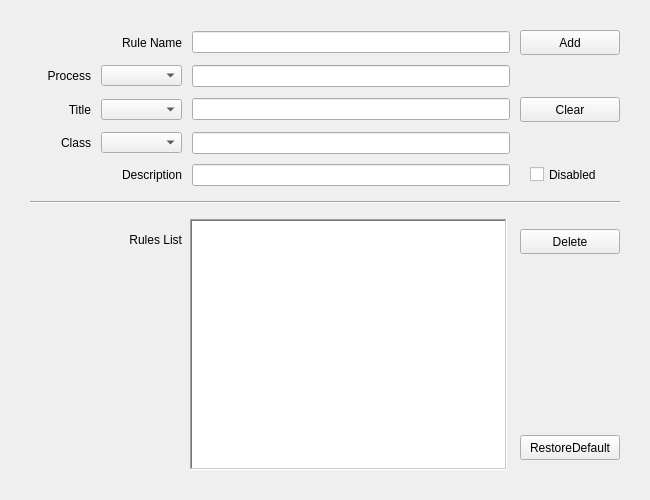
Above: QKeyMapper/qignorewindowinfolistdialog.ui from Zalafina/QKeyMapper before the change. Below: the same form after it.
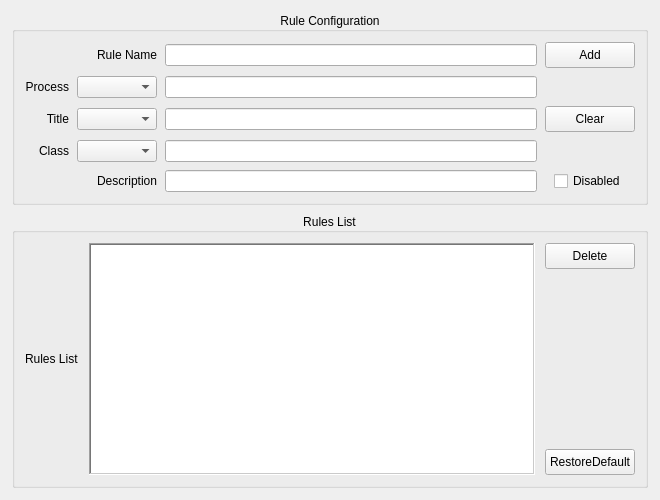
That is the form after the change.

Commit message: refactor(ui): modernize Batch 2A dialog layouts and enforce GroupBox standards

The edit to the form file:
```diff
--- a/QKeyMapper/qignorewindowinfolistdialog.ui
+++ b/QKeyMapper/qignorewindowinfolistdialog.ui
@@ -6,69 +6,65 @@
    <rect>
     <x>0</x>
     <y>0</y>
-    <width>650</width>
+    <width>660</width>
     <height>500</height>
    </rect>
   </property>
+  <property name="sizePolicy">
+   <sizepolicy hsizetype="Preferred" vsizetype="Preferred">
+    <horstretch>0</horstretch>
+    <verstretch>0</verstretch>
+   </sizepolicy>
+  </property>
+  <property name="minimumSize">
+   <size>
+    <width>600</width>
+    <height>480</height>
+   </size>
+  </property>
   <property name="windowTitle">
    <string>Ignore Rules List</string>
   </property>
   <layout class="QVBoxLayout" name="verticalLayout_4">
    <property name="spacing">
-    <number>15</number>
+    <number>8</number>
    </property>
    <property name="leftMargin">
-    <number>30</number>
+    <number>12</number>
    </property>
    <property name="topMargin">
-    <number>30</number>
+    <number>12</number>
    </property>
    <property name="rightMargin">
-    <number>30</number>
+    <number>12</number>
    </property>
    <property name="bottomMargin">
-    <number>30</number>
+    <number>12</number>
    </property>
    <item>
-    <layout class="QGridLayout" name="gridLayout">
-     <property name="spacing">
-      <number>10</number>
-     </property>
-     <item row="1" column="2">
-      <widget class="QLineEdit" name="ruleProcessNameLineEdit">
-       <property name="focusPolicy">
-        <enum>Qt::FocusPolicy::ClickFocus</enum>
-       </property>
-      </widget>
-     </item>
-     <item row="2" column="0">
-      <widget class="QLabel" name="ruleWindowTitleLabel">
-       <property name="sizePolicy">
-        <sizepolicy hsizetype="Fixed" vsizetype="Fixed">
-         <horstretch>0</horstretch>
-         <verstretch>0</verstretch>
-        </sizepolicy>
-       </property>
-       <property name="minimumSize">
-        <size>
-         <width>61</width>
-         <height>21</height>
-        </size>
-       </property>
-       <property name="maximumSize">
-        <size>
-         <width>61</width>
-         <height>21</height>
-        </size>
-       </property>
-       <property name="text">
-        <string>Title</string>
+    <widget class="QGroupBox" name="ruleEditGroupBox">
+     <property name="title">
+      <string>Rule Configuration</string>
        </property>
        <property name="alignment">
-        <set>Qt::AlignmentFlag::AlignRight|Qt::AlignmentFlag::AlignTrailing|Qt::AlignmentFlag::AlignVCenter</set>
-       </property>
-      </widget>
-     </item>
+      <set>Qt::AlignmentFlag::AlignCenter</set>
+     </property>
+     <layout class="QGridLayout" name="ruleEditGridLayout">
+      <property name="spacing">
+       <number>8</number>
+      </property>
+      <property name="leftMargin">
+       <number>10</number>
+      </property>
+      <property name="topMargin">
+       <number>10</number>
+      </property>
+      <property name="rightMargin">
+       <number>10</number>
+      </property>
+      <property name="bottomMargin">
+       <number>10</number>
+      </property>
      <item row="0" column="0" colspan="2">
       <widget class="QLabel" name="ruleNameLabel">
        <property name="text">
@@ -79,44 +75,6 @@
        </property>
       </widget>
      </item>
-     <item row="4" column="2">
-      <widget class="QLineEdit" name="ruleDescriptionLineEdit">
-       <property name="focusPolicy">
-        <enum>Qt::FocusPolicy::ClickFocus</enum>
-       </property>
-      </widget>
-     </item>
-     <item row="2" column="1">
-      <widget class="QComboBox" name="ruleWindowTitleMatchTypeComboBox">
-       <property name="sizePolicy">
-        <sizepolicy hsizetype="Fixed" vsizetype="Fixed">
-         <horstretch>0</horstretch>
-         <verstretch>0</verstretch>
-        </sizepolicy>
-       </property>
-       <property name="minimumSize">
-        <size>
-         <width>81</width>
-         <height>21</height>
-        </size>
-       </property>
-       <property name="maximumSize">
-        <size>
-         <width>81</width>
-         <height>21</height>
-        </size>
-       </property>
-       <property name="focusPolicy">
-        <enum>Qt::FocusPolicy::NoFocus</enum>
-       </property>
-       <property name="currentText">
-        <string/>
-       </property>
-       <property name="currentIndex">
-        <number>-1</number>
-       </property>
-      </widget>
-     </item>
      <item row="0" column="2">
       <widget class="QLineEdit" name="ruleNameLineEdit">
        <property name="focusPolicy">
@@ -124,24 +82,41 @@
        </property>
       </widget>
      </item>
+      <item row="0" column="3" alignment="Qt::AlignmentFlag::AlignHCenter">
+       <widget class="QPushButton" name="saveRuleButton">
+        <property name="minimumSize">
+         <size>
+          <width>90</width>
+          <height>26</height>
+         </size>
+        </property>
+        <property name="focusPolicy">
+         <enum>Qt::FocusPolicy::NoFocus</enum>
+        </property>
+        <property name="text">
+         <string>Add</string>
+        </property>
+        <property name="autoDefault">
+         <bool>false</bool>
+        </property>
+       </widget>
+      </item>
+      <item row="1" column="0">
+       <widget class="QLabel" name="ruleProcessNameLabel">
+        <property name="text">
+         <string>Process</string>
+        </property>
+        <property name="alignment">
+         <set>Qt::AlignmentFlag::AlignRight|Qt::AlignmentFlag::AlignTrailing|Qt::AlignmentFlag::AlignVCenter</set>
+        </property>
+       </widget>
+      </item>
      <item row="1" column="1">
       <widget class="QComboBox" name="ruleProcessNameMatchTypeComboBox">
-       <property name="sizePolicy">
-        <sizepolicy hsizetype="Fixed" vsizetype="Fixed">
-         <horstretch>0</horstretch>
-         <verstretch>0</verstretch>
-        </sizepolicy>
-       </property>
        <property name="minimumSize">
         <size>
-         <width>81</width>
-         <height>21</height>
-        </size>
-       </property>
-       <property name="maximumSize">
-        <size>
-         <width>81</width>
-         <height>21</height>
+          <width>80</width>
+          <height>0</height>
         </size>
        </property>
        <property name="focusPolicy">
@@ -155,24 +130,29 @@
        </property>
       </widget>
      </item>
-     <item row="3" column="1">
-      <widget class="QComboBox" name="ruleClassNameMatchTypeComboBox">
-       <property name="sizePolicy">
-        <sizepolicy hsizetype="Fixed" vsizetype="Fixed">
-         <horstretch>0</horstretch>
-         <verstretch>0</verstretch>
-        </sizepolicy>
-       </property>
+      <item row="1" column="2">
+       <widget class="QLineEdit" name="ruleProcessNameLineEdit">
+        <property name="focusPolicy">
+         <enum>Qt::FocusPolicy::ClickFocus</enum>
+        </property>
+       </widget>
+      </item>
+      <item row="2" column="0">
+       <widget class="QLabel" name="ruleWindowTitleLabel">
+        <property name="text">
+         <string>Title</string>
+        </property>
+        <property name="alignment">
+         <set>Qt::AlignmentFlag::AlignRight|Qt::AlignmentFlag::AlignTrailing|Qt::AlignmentFlag::AlignVCenter</set>
+        </property>
+       </widget>
+      </item>
+      <item row="2" column="1">
+       <widget class="QComboBox" name="ruleWindowTitleMatchTypeComboBox">
        <property name="minimumSize">
         <size>
          <width>80</width>
-         <height>21</height>
-        </size>
-       </property>
-       <property name="maximumSize">
-        <size>
-         <width>81</width>
-         <height>21</height>
+          <height>0</height>
         </size>
        </property>
        <property name="focusPolicy">
@@ -193,92 +173,27 @@
        </property>
       </widget>
      </item>
-     <item row="1" column="0">
-      <widget class="QLabel" name="ruleProcessNameLabel">
-       <property name="sizePolicy">
-        <sizepolicy hsizetype="Fixed" vsizetype="Fixed">
-         <horstretch>0</horstretch>
-         <verstretch>0</verstretch>
-        </sizepolicy>
-       </property>
+      <item row="2" column="3" alignment="Qt::AlignmentFlag::AlignHCenter">
+       <widget class="QPushButton" name="clearRuleButton">
        <property name="minimumSize">
         <size>
-         <width>61</width>
-         <height>21</height>
-        </size>
-       </property>
-       <property name="maximumSize">
-        <size>
-         <width>61</width>
-         <height>21</height>
-        </size>
-       </property>
-       <property name="text">
-        <string>Process</string>
-       </property>
-       <property name="alignment">
-        <set>Qt::AlignmentFlag::AlignRight|Qt::AlignmentFlag::AlignTrailing|Qt::AlignmentFlag::AlignVCenter</set>
-       </property>
-      </widget>
-     </item>
-     <item row="0" column="3" alignment="Qt::AlignmentFlag::AlignHCenter">
-      <widget class="QPushButton" name="saveRuleButton">
-       <property name="sizePolicy">
-        <sizepolicy hsizetype="Fixed" vsizetype="Fixed">
-         <horstretch>0</horstretch>
-         <verstretch>0</verstretch>
-        </sizepolicy>
-       </property>
-       <property name="minimumSize">
-        <size>
-         <width>100</width>
-         <height>25</height>
-        </size>
-       </property>
-       <property name="maximumSize">
-        <size>
-         <width>100</width>
-         <height>25</height>
+          <width>90</width>
+          <height>26</height>
         </size>
        </property>
        <property name="focusPolicy">
         <enum>Qt::FocusPolicy::NoFocus</enum>
        </property>
        <property name="text">
-        <string>Add</string>
+         <string>Clear</string>
        </property>
        <property name="autoDefault">
         <bool>false</bool>
        </property>
       </widget>
      </item>
-     <item row="3" column="2">
-      <widget class="QLineEdit" name="ruleClassNameLineEdit">
-       <property name="focusPolicy">
-        <enum>Qt::FocusPolicy::ClickFocus</enum>
-       </property>
-      </widget>
-     </item>
      <item row="3" column="0">
       <widget class="QLabel" name="ruleClassNameLabel">
-       <property name="sizePolicy">
-        <sizepolicy hsizetype="Fixed" vsizetype="Fixed">
-         <horstretch>0</horstretch>
-         <verstretch>0</verstretch>
-        </sizepolicy>
-       </property>
-       <property name="minimumSize">
-        <size>
-         <width>61</width>
-         <height>21</height>
-        </size>
-       </property>
-       <property name="maximumSize">
-        <size>
-         <width>61</width>
-         <height>21</height>
-        </size>
-       </property>
        <property name="text">
         <string>Class</string>
        </property>
@@ -287,6 +202,32 @@
        </property>
       </widget>
      </item>
+      <item row="3" column="1">
+       <widget class="QComboBox" name="ruleClassNameMatchTypeComboBox">
+        <property name="minimumSize">
+         <size>
+          <width>80</width>
+          <height>0</height>
+         </size>
+        </property>
+        <property name="focusPolicy">
+         <enum>Qt::FocusPolicy::NoFocus</enum>
+        </property>
+        <property name="currentText">
+         <string/>
+        </property>
+        <property name="currentIndex">
+         <number>-1</number>
+        </property>
+       </widget>
+      </item>
+      <item row="3" column="2">
+       <widget class="QLineEdit" name="ruleClassNameLineEdit">
+        <property name="focusPolicy">
+         <enum>Qt::FocusPolicy::ClickFocus</enum>
+        </property>
+       </widget>
+      </item>
      <item row="4" column="0" colspan="2">
       <widget class="QLabel" name="ruleDescriptionLabel">
        <property name="text">
@@ -297,26 +238,15 @@
        </property>
       </widget>
      </item>
+      <item row="4" column="2">
+       <widget class="QLineEdit" name="ruleDescriptionLineEdit">
+        <property name="focusPolicy">
+         <enum>Qt::FocusPolicy::ClickFocus</enum>
+        </property>
+       </widget>
+      </item>
      <item row="4" column="3" alignment="Qt::AlignmentFlag::AlignHCenter">
       <widget class="QCheckBox" name="ruleDisabledCheckBox">
-       <property name="sizePolicy">
-        <sizepolicy hsizetype="Fixed" vsizetype="Fixed">
-         <horstretch>0</horstretch>
-         <verstretch>0</verstretch>
-        </sizepolicy>
-       </property>
-       <property name="minimumSize">
-        <size>
-         <width>80</width>
-         <height>21</height>
-        </size>
-       </property>
-       <property name="maximumSize">
-        <size>
-         <width>80</width>
-         <height>21</height>
-        </size>
-       </property>
        <property name="focusPolicy">
         <enum>Qt::FocusPolicy::NoFocus</enum>
        </property>
@@ -325,104 +255,57 @@
        </property>
       </widget>
      </item>
-     <item row="2" column="3" alignment="Qt::AlignmentFlag::AlignHCenter">
-      <widget class="QPushButton" name="clearRuleButton">
+     </layout>
+    </widget>
+   </item>
+   <item>
+    <widget class="QGroupBox" name="ruleListGroupBox">
        <property name="sizePolicy">
-        <sizepolicy hsizetype="Fixed" vsizetype="Fixed">
+      <sizepolicy hsizetype="Preferred" vsizetype="Expanding">
          <horstretch>0</horstretch>
-         <verstretch>0</verstretch>
-        </sizepolicy>
-       </property>
-       <property name="minimumSize">
-        <size>
-         <width>100</width>
-         <height>25</height>
-        </size>
-       </property>
-       <property name="maximumSize">
-        <size>
-         <width>100</width>
-         <height>25</height>
-        </size>
-       </property>
-       <property name="focusPolicy">
-        <enum>Qt::FocusPolicy::NoFocus</enum>
-       </property>
-       <property name="text">
-        <string>Clear</string>
-       </property>
-       <property name="autoDefault">
-        <bool>false</bool>
-       </property>
-      </widget>
-     </item>
-    </layout>
-   </item>
-   <item>
-    <widget class="Line" name="line">
-     <property name="orientation">
-      <enum>Qt::Orientation::Horizontal</enum>
-     </property>
-    </widget>
-   </item>
-   <item>
-    <layout class="QHBoxLayout" name="horizontalLayout">
+       <verstretch>1</verstretch>
+      </sizepolicy>
+     </property>
+     <property name="title">
+      <string>Rules List</string>
+     </property>
+     <property name="alignment">
+      <set>Qt::AlignmentFlag::AlignCenter</set>
+     </property>
+     <layout class="QHBoxLayout" name="ruleListGroupLayout">
      <property name="spacing">
-      <number>8</number>
-     </property>
-     <property name="rightMargin">
-      <number>0</number>
-     </property>
-     <item>
-      <layout class="QVBoxLayout" name="verticalLayout">
+       <number>10</number>
+      </property>
+      <property name="leftMargin">
+       <number>10</number>
+      </property>
        <property name="topMargin">
         <number>10</number>
        </property>
+      <property name="rightMargin">
+       <number>10</number>
+      </property>
+      <property name="bottomMargin">
+       <number>10</number>
+      </property>
        <item>
         <widget class="QLabel" name="ruleListLabel">
-         <property name="sizePolicy">
-          <sizepolicy hsizetype="Fixed" vsizetype="Fixed">
-           <horstretch>0</horstretch>
-           <verstretch>0</verstretch>
-          </sizepolicy>
-         </property>
-         <property name="minimumSize">
-          <size>
-           <width>152</width>
-           <height>21</height>
-          </size>
-         </property>
-         <property name="maximumSize">
-          <size>
-           <width>152</width>
-           <height>21</height>
-          </size>
+        <property name="visible">
+         <bool>false</bool>
          </property>
          <property name="text">
           <string>Rules List</string>
          </property>
-         <property name="alignment">
-          <set>Qt::AlignmentFlag::AlignRight|Qt::AlignmentFlag::AlignTrailing|Qt::AlignmentFlag::AlignVCenter</set>
-         </property>
-        </widget>
-       </item>
-       <item>
-        <spacer name="ruleListVerticalSpacer">
-         <property name="orientation">
-          <enum>Qt::Orientation::Vertical</enum>
-         </property>
-         <property name="sizeHint" stdset="0">
-          <size>
-           <width>20</width>
-           <height>40</height>
-          </size>
-         </property>
-        </spacer>
-       </item>
-      </layout>
+       </widget>
      </item>
      <item>
       <widget class="QListWidget" name="ruleListWidget">
+        <property name="sizePolicy">
+         <sizepolicy hsizetype="Expanding" vsizetype="Expanding">
+          <horstretch>1</horstretch>
+          <verstretch>1</verstretch>
+         </sizepolicy>
+        </property>
        <property name="focusPolicy">
         <enum>Qt::FocusPolicy::NoFocus</enum>
        </property>
@@ -432,50 +315,16 @@
       </widget>
      </item>
      <item>
-      <layout class="QVBoxLayout" name="verticalLayout_2">
+       <layout class="QVBoxLayout" name="ruleListButtonsLayout">
        <property name="spacing">
-        <number>4</number>
-       </property>
-       <property name="leftMargin">
-        <number>5</number>
-       </property>
-       <property name="rightMargin">
-        <number>0</number>
-       </property>
-       <item>
-        <spacer name="ruleListVerticalSpacer_5">
-         <property name="orientation">
-          <enum>Qt::Orientation::Vertical</enum>
-         </property>
-         <property name="sizeType">
-          <enum>QSizePolicy::Policy::Fixed</enum>
-         </property>
-         <property name="sizeHint" stdset="0">
-          <size>
-           <width>20</width>
-           <height>10</height>
-          </size>
-         </property>
-        </spacer>
-       </item>
+         <number>8</number>
+        </property>
        <item>
         <widget class="QPushButton" name="deleteRuleButton">
-         <property name="sizePolicy">
-          <sizepolicy hsizetype="Fixed" vsizetype="Fixed">
-           <horstretch>0</horstretch>
-           <verstretch>0</verstretch>
-          </sizepolicy>
-         </property>
          <property name="minimumSize">
           <size>
-           <width>100</width>
-           <height>25</height>
-          </size>
-         </property>
-         <property name="maximumSize">
-          <size>
-           <width>100</width>
-           <height>25</height>
+            <width>90</width>
+            <height>26</height>
           </size>
          </property>
          <property name="focusPolicy">
@@ -497,29 +346,17 @@
          <property name="sizeHint" stdset="0">
           <size>
            <width>20</width>
-           <height>90</height>
+            <height>40</height>
           </size>
          </property>
         </spacer>
        </item>
        <item>
         <widget class="QPushButton" name="restoreDefaultRulesButton">
-         <property name="sizePolicy">
-          <sizepolicy hsizetype="Fixed" vsizetype="Fixed">
-           <horstretch>0</horstretch>
-           <verstretch>0</verstretch>
-          </sizepolicy>
-         </property>
          <property name="minimumSize">
           <size>
-           <width>100</width>
-           <height>25</height>
-          </size>
-         </property>
-         <property name="maximumSize">
-          <size>
-           <width>100</width>
-           <height>25</height>
+            <width>90</width>
+            <height>26</height>
           </size>
          </property>
          <property name="focusPolicy">
@@ -533,25 +370,10 @@
          </property>
         </widget>
        </item>
-       <item>
-        <spacer name="ruleListVerticalSpacer_2">
-         <property name="orientation">
-          <enum>Qt::Orientation::Vertical</enum>
-         </property>
-         <property name="sizeType">
-          <enum>QSizePolicy::Policy::Fixed</enum>
-         </property>
-         <property name="sizeHint" stdset="0">
-          <size>
-           <width>20</width>
-           <height>10</height>
-          </size>
-         </property>
-        </spacer>
-       </item>
       </layout>
      </item>
     </layout>
+    </widget>
    </item>
   </layout>
  </widget>
```
Left out of the diff: 4 changed lines with no effect on the pictures. Lines whose indentation alone changed are shown as unchanged. The commit also changes 15 other files.
